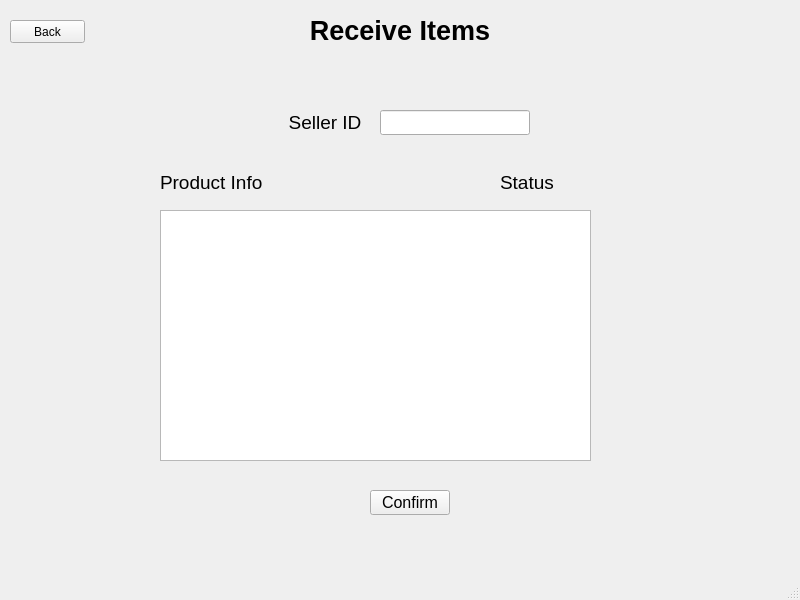
First picture: the form in receiveWindow.ui, repository shubham0298/CounterChain, before the edit.
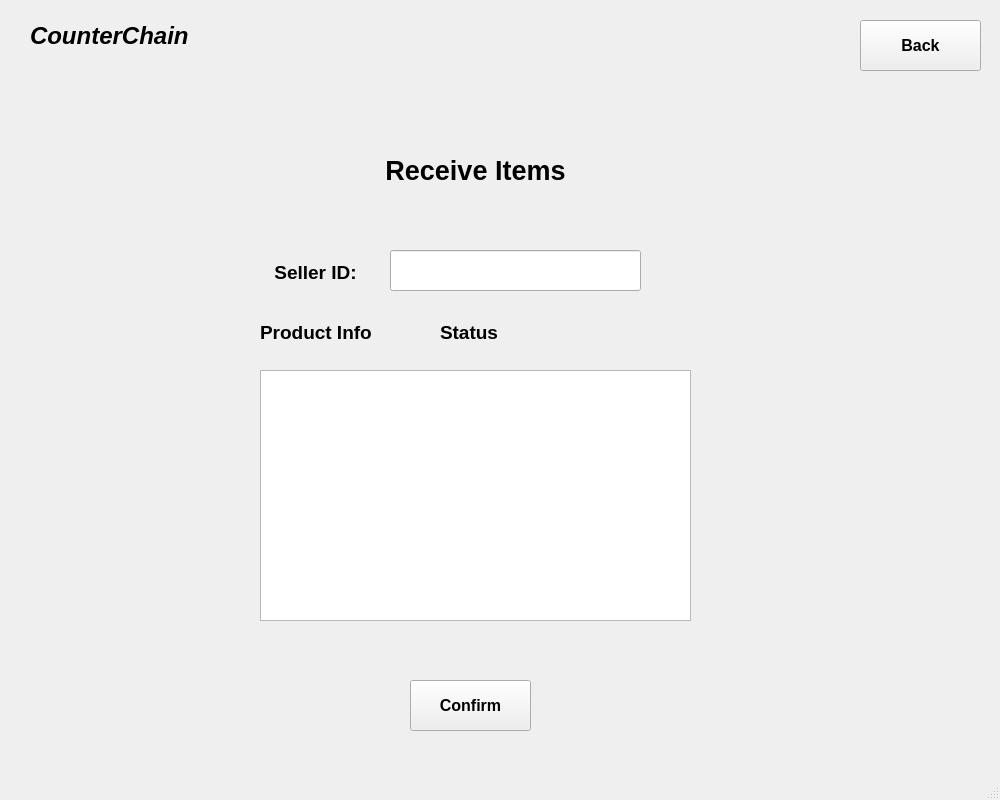
Second picture: the form after the edit.

The edit to the form file:
```diff
--- a/receiveWindow.ui
+++ b/receiveWindow.ui
@@ -6,8 +6,8 @@
    <rect>
     <x>0</x>
     <y>0</y>
-    <width>800</width>
-    <height>600</height>
+    <width>1000</width>
+    <height>800</height>
    </rect>
   </property>
   <property name="sizePolicy">
@@ -18,14 +18,14 @@
   </property>
   <property name="minimumSize">
    <size>
-    <width>800</width>
-    <height>600</height>
+    <width>1000</width>
+    <height>800</height>
    </size>
   </property>
   <property name="maximumSize">
    <size>
-    <width>800</width>
-    <height>600</height>
+    <width>1000</width>
+    <height>800</height>
    </size>
   </property>
   <property name="windowTitle">
@@ -35,9 +35,9 @@
    <widget class="QLabel" name="label">
     <property name="geometry">
      <rect>
-      <x>10</x>
-      <y>10</y>
-      <width>780</width>
+      <x>350</x>
+      <y>150</y>
+      <width>251</width>
       <height>40</height>
      </rect>
     </property>
@@ -58,19 +58,21 @@
    <widget class="QLabel" name="label_2">
     <property name="geometry">
      <rect>
-      <x>280</x>
-      <y>110</y>
-      <width>90</width>
+      <x>260</x>
+      <y>260</y>
+      <width>111</width>
       <height>25</height>
      </rect>
     </property>
     <property name="font">
      <font>
       <pointsize>14</pointsize>
+      <weight>75</weight>
+      <bold>true</bold>
      </font>
     </property>
     <property name="text">
-     <string>Seller ID</string>
+     <string>Seller ID:</string>
     </property>
     <property name="alignment">
      <set>Qt::AlignCenter</set>
@@ -79,27 +81,32 @@
    <widget class="QLineEdit" name="lineEdit">
     <property name="geometry">
      <rect>
-      <x>380</x>
-      <y>110</y>
-      <width>150</width>
-      <height>25</height>
+      <x>390</x>
+      <y>250</y>
+      <width>251</width>
+      <height>41</height>
      </rect>
     </property>
+    <property name="font">
+     <font>
+      <pointsize>12</pointsize>
+     </font>
+    </property>
    </widget>
    <widget class="QPushButton" name="rcvNextButton">
     <property name="geometry">
      <rect>
-      <x>370</x>
-      <y>490</y>
-      <width>80</width>
-      <height>25</height>
+      <x>410</x>
+      <y>680</y>
+      <width>121</width>
+      <height>51</height>
      </rect>
     </property>
     <property name="font">
      <font>
       <pointsize>12</pointsize>
-      <weight>50</weight>
-      <bold>false</bold>
+      <weight>75</weight>
+      <bold>true</bold>
      </font>
     </property>
     <property name="text">
@@ -109,8 +116,8 @@
    <widget class="QLabel" name="label_3">
     <property name="geometry">
      <rect>
-      <x>160</x>
-      <y>170</y>
+      <x>260</x>
+      <y>320</y>
       <width>150</width>
       <height>25</height>
      </rect>
@@ -118,6 +125,8 @@
     <property name="font">
      <font>
       <pointsize>14</pointsize>
+      <weight>75</weight>
+      <bold>true</bold>
      </font>
     </property>
     <property name="text">
@@ -127,8 +136,8 @@
    <widget class="QLabel" name="label_4">
     <property name="geometry">
      <rect>
-      <x>500</x>
-      <y>170</y>
+      <x>440</x>
+      <y>320</y>
       <width>80</width>
       <height>25</height>
      </rect>
@@ -136,6 +145,8 @@
     <property name="font">
      <font>
       <pointsize>14</pointsize>
+      <weight>75</weight>
+      <bold>true</bold>
      </font>
     </property>
     <property name="text">
@@ -145,26 +156,68 @@
    <widget class="QTextBrowser" name="itemList">
     <property name="geometry">
      <rect>
-      <x>160</x>
-      <y>210</y>
+      <x>260</x>
+      <y>370</y>
       <width>431</width>
       <height>251</height>
      </rect>
     </property>
+    <property name="font">
+     <font>
+      <pointsize>12</pointsize>
+     </font>
+    </property>
+    <property name="cursor" stdset="0">
+     <cursorShape>IBeamCursor</cursorShape>
+    </property>
    </widget>
    <widget class="QPushButton" name="homeButton">
     <property name="geometry">
      <rect>
-      <x>10</x>
+      <x>860</x>
       <y>20</y>
-      <width>75</width>
-      <height>23</height>
+      <width>121</width>
+      <height>51</height>
      </rect>
     </property>
+    <property name="font">
+     <font>
+      <pointsize>12</pointsize>
+      <weight>75</weight>
+      <bold>true</bold>
+     </font>
+    </property>
+    <property name="cursor">
+     <cursorShape>PointingHandCursor</cursorShape>
+    </property>
     <property name="text">
      <string>Back</string>
     </property>
    </widget>
+   <widget class="QLabel" name="label_5">
+    <property name="geometry">
+     <rect>
+      <x>30</x>
+      <y>0</y>
+      <width>211</width>
+      <height>71</height>
+     </rect>
+    </property>
+    <property name="font">
+     <font>
+      <pointsize>18</pointsize>
+      <weight>75</weight>
+      <italic>true</italic>
+      <bold>true</bold>
+     </font>
+    </property>
+    <property name="cursor">
+     <cursorShape>IBeamCursor</cursorShape>
+    </property>
+    <property name="text">
+     <string>CounterChain</string>
+    </property>
+   </widget>
   </widget>
   <widget class="QMenuBar" name="menubar">
    <property name="geometry">
```
Left out of the diff: 16 changed lines with no effect on the pictures.
